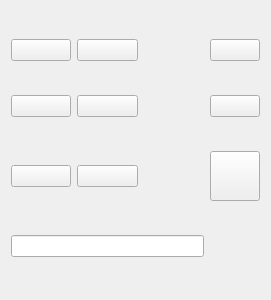
Old version of the form xogamewidget.ui in the repository konovdan/interface5.
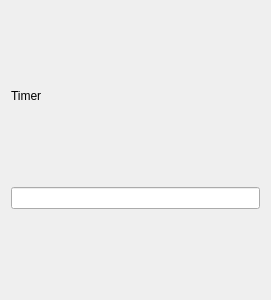
New version of the form.

```diff
--- a/xogamewidget.ui
+++ b/xogamewidget.ui
@@ -14,84 +14,40 @@
    <string>Form</string>
   </property>
   <layout class="QGridLayout" name="gridLayout">
-   <item row="1" column="3">
-    <widget class="QPushButton" name="a12">
-     <property name="text">
-      <string/>
-     </property>
-    </widget>
-   </item>
-   <item row="2" column="1">
-    <widget class="QPushButton" name="a21">
-     <property name="text">
-      <string/>
-     </property>
-    </widget>
-   </item>
-   <item row="0" column="3">
-    <widget class="QPushButton" name="a02">
-     <property name="text">
-      <string/>
-     </property>
-    </widget>
-   </item>
-   <item row="0" column="1">
-    <widget class="QPushButton" name="a01">
-     <property name="text">
-      <string/>
-     </property>
-    </widget>
-   </item>
-   <item row="0" column="0">
-    <widget class="QPushButton" name="a00">
-     <property name="text">
-      <string/>
-     </property>
-    </widget>
-   </item>
    <item row="2" column="0">
-    <widget class="QPushButton" name="a20">
-     <property name="text">
-      <string/>
-     </property>
-    </widget>
-   </item>
-   <item row="2" column="3">
-    <widget class="QPushButton" name="a22">
-     <property name="minimumSize">
-      <size>
-       <width>50</width>
-       <height>50</height>
-      </size>
-     </property>
-     <property name="maximumSize">
-      <size>
-       <width>50</width>
-       <height>50</height>
-      </size>
-     </property>
-     <property name="text">
-      <string/>
-     </property>
-    </widget>
-   </item>
-   <item row="1" column="0">
-    <widget class="QPushButton" name="a10">
-     <property name="text">
-      <string/>
-     </property>
-    </widget>
-   </item>
-   <item row="1" column="1">
-    <widget class="QPushButton" name="a11">
-     <property name="text">
-      <string/>
-     </property>
-    </widget>
-   </item>
-   <item row="3" column="0" colspan="3">
     <widget class="QLineEdit" name="lineEdit"/>
    </item>
+   <item row="1" column="0">
+    <layout class="QGridLayout" name="gridLayout_2"/>
+   </item>
+   <item row="0" column="0">
+    <widget class="QLabel" name="label_timer">
+     <property name="enabled">
+      <bool>true</bool>
+     </property>
+     <property name="sizePolicy">
+      <sizepolicy hsizetype="Preferred" vsizetype="Maximum">
+       <horstretch>0</horstretch>
+       <verstretch>0</verstretch>
+      </sizepolicy>
+     </property>
+     <property name="sizeIncrement">
+      <size>
+       <width>0</width>
+       <height>50</height>
+      </size>
+     </property>
+     <property name="baseSize">
+      <size>
+       <width>50</width>
+       <height>0</height>
+      </size>
+     </property>
+     <property name="text">
+      <string>Timer</string>
+     </property>
+    </widget>
+   </item>
   </layout>
  </widget>
  <resources/>
```
